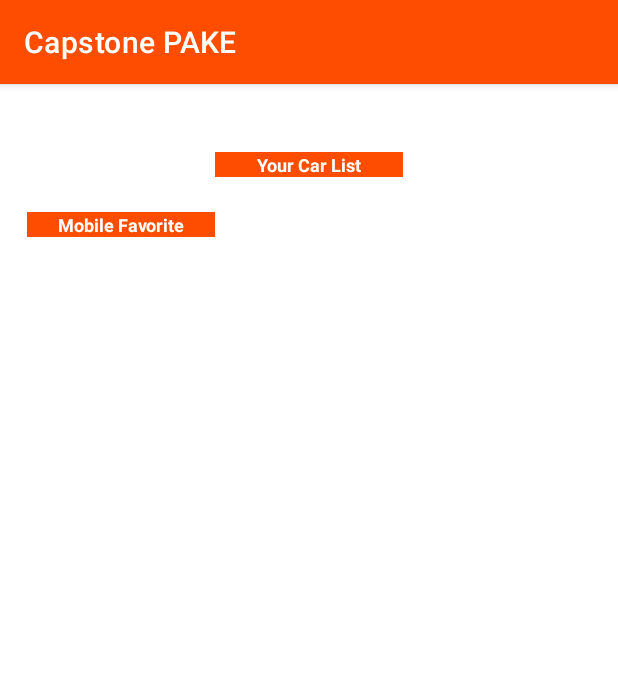
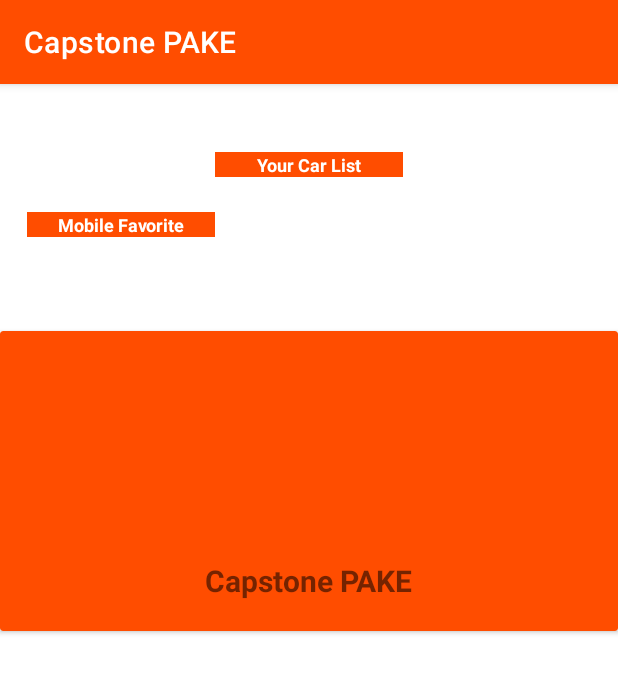
Before and after one commit to aditya-radiant/Capstone-PAKE, an Android app: the CarListActivity screen opened directly, with no data from a screen before it, on a phone screen of 412 x 824 dp. Shown: the top 673 px of the screen. Run offline under Robolectric (Android 15) with nearby library versions, the phone set to English and light mode, and no system bars.

Commit message:
Update Terbaru Carlist - zwingli

```diff
--- a/Android/PAKE/app/src/main/res/layout/activity_car_list.xml
+++ b/Android/PAKE/app/src/main/res/layout/activity_car_list.xml
@@ -40,5 +40,28 @@
         app:layout_constraintTop_toBottomOf="@+id/textView2"
         app:layout_constraintVertical_bias="0.0" />
 
+    <androidx.cardview.widget.CardView
+        android:layout_width="match_parent"
+        android:layout_height="200dp"
+        app:cardBackgroundColor="@color/Orange1"
+        app:layout_constraintBottom_toBottomOf="parent"
+        app:layout_constraintEnd_toEndOf="parent"
+        app:layout_constraintHorizontal_bias="0.498"
+        app:layout_constraintStart_toStartOf="parent"
+        app:layout_constraintTop_toBottomOf="@+id/textView3"
+        app:layout_constraintVertical_bias="0.135">
+
+        <TextView
+            android:layout_width="wrap_content"
+            android:layout_height="wrap_content"
+            android:layout_gravity="bottom|center_horizontal"
+            android:layout_marginTop="20dp"
+            android:layout_marginBottom="20dp"
+            android:text="@string/app_name"
+            android:textSize="20sp"
+            android:textStyle="bold" />
+
+    </androidx.cardview.widget.CardView>
+
 
 </androidx.constraintlayout.widget.ConstraintLayout>
```
